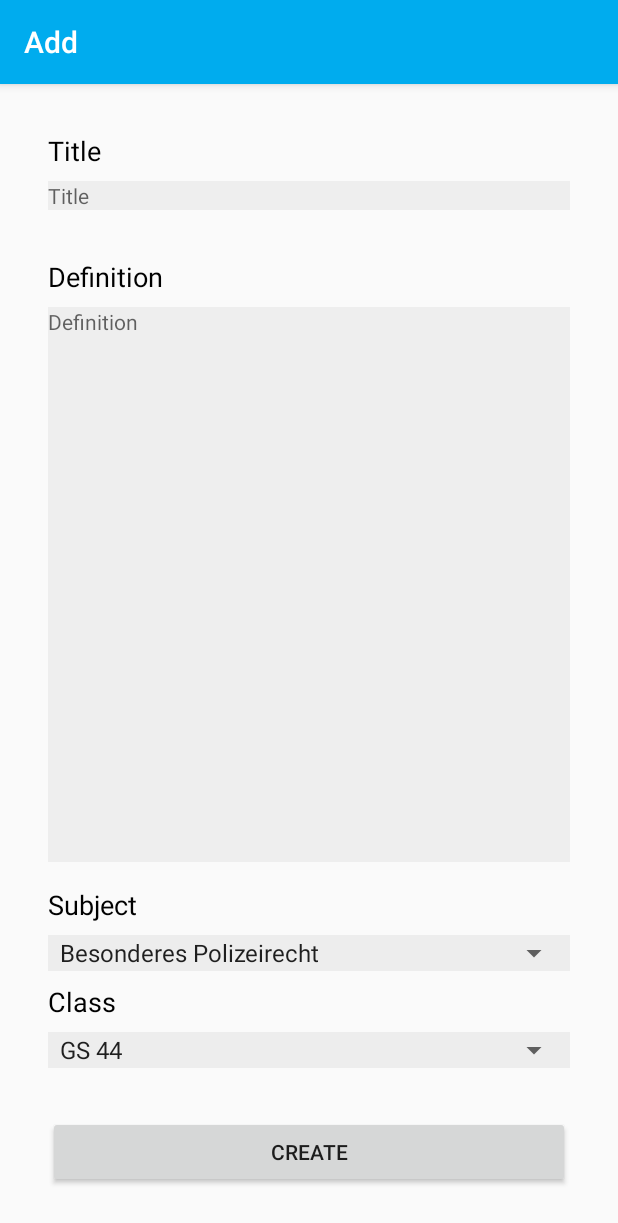
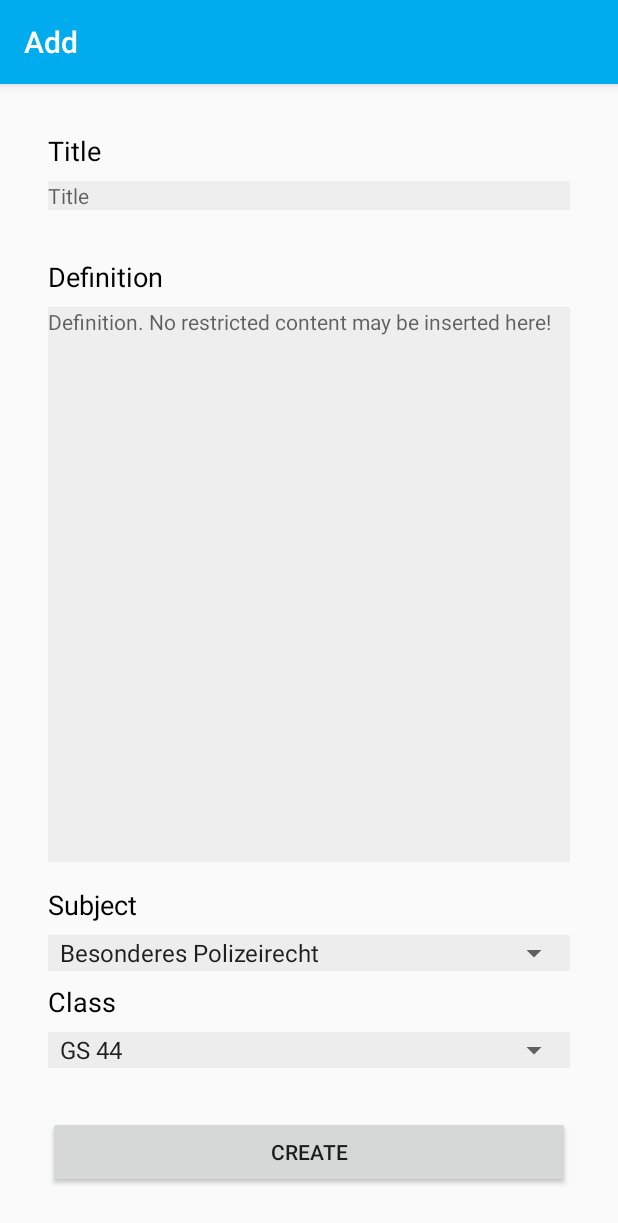
Before and after one commit to Napoletron/definitionstrainer, an Android app: the screen it shows after launch (DefinitionHinzufuegenActivity), after a tap on "CREATE", on a phone screen of 412 x 824 dp. Shown: the top 1223 px of the screen. Run offline under Robolectric (Android 15) with nearby library versions, the phone set to English and light mode, and no system bars.

Commit message:
Layout angepasst und Hinweise für VS-NfD-Inhalte hinzugefügt

```diff
--- a/app/src/main/java/deftrainer/example/definitionstrainer/Activities/MainActivity.java
+++ b/app/src/main/java/deftrainer/example/definitionstrainer/Activities/MainActivity.java
@@ -1,8 +1,10 @@
 package deftrainer.example.definitionstrainer.Activities;
 
+import androidx.appcompat.app.AlertDialog;
 import androidx.appcompat.app.AppCompatActivity;
 
 import android.content.Context;
+import android.content.DialogInterface;
 import android.content.Intent;
 import android.os.Bundle;
 import android.view.View;
@@ -34,10 +36,32 @@ public class MainActivity extends AppCompatActivity {
         initButtonSuchen();
         initButtonAbout();
 
-        // Don't change the order of the following 3 functions!
-        Settings.tryToLoadSettings(this);
-        DefinitionsManager.getDefinitionsManager().tryToLoadDefinitions(this);
-        Settings.makeUpdatesIfNecessary(this);
+        // Don't change the order of the following (3) functions!
+        Settings.tryToLoadSettings(this); // (1)
+
+        if (Settings.getSettings().getFIRST_INSTALL() || Settings.TESTING) {
+            showRestrictedContentDialog();
+        }
+
+        DefinitionsManager.getDefinitionsManager().tryToLoadDefinitions(this); // (2)
+        Settings.makeUpdatesIfNecessary(this); // (3)
+
+    }
+
+    private void showRestrictedContentDialog() {
+
+        final Context context = this;
+        AlertDialog.Builder adb = new AlertDialog.Builder(context);
+        adb.setTitle(R.string.restricted_content);
+        adb.setMessage(R.string.restricted_content_may_not_be_inserted);
+        adb.setCancelable(false);
+        adb.setPositiveButton(R.string.ok, new DialogInterface.OnClickListener() {
+            @Override
+            public void onClick(DialogInterface dialogInterface, int i) {
+                // stub
+            }
+        });
+        adb.create().show();
     }
 
     /**
--- a/app/src/main/java/deftrainer/example/definitionstrainer/model/Settings.java
+++ b/app/src/main/java/deftrainer/example/definitionstrainer/model/Settings.java
@@ -18,7 +18,7 @@ public class Settings implements Serializable {
     // YY = Feature
     // ZZ = Bug-fix
     public static final int APP_VERSION = 11300;
-    public static final boolean TESTING = false;
+    public static final boolean TESTING = true;
 
     // The value at which a definitions skill is increased or decreased if guessed correct or wrong
     private int INCREASE;
@@ -71,6 +71,10 @@ public class Settings implements Serializable {
         tryToSaveSettings(c);
     }
 
+    /*
+    Makes all necessary updates.
+    FIRST_INSTALL will be false, after this method was called.
+     */
     public static void makeUpdatesIfNecessary(Context c) {
         if (TESTING || Settings.getSettings().getVersion() < APP_VERSION && Settings.getSettings().askMeAgain()) {
 
--- a/app/src/main/res/layout/activity_abfrage.xml
+++ b/app/src/main/res/layout/activity_abfrage.xml
@@ -99,7 +99,7 @@
         <TextView
             android:id="@+id/textView_definition_name"
             android:layout_width="match_parent"
-            android:layout_height="0dp"
+            android:layout_height="wrap_content"
             android:layout_weight="1"
             android:text="@string/definition"
             android:textColor="#050505"
@@ -109,7 +109,7 @@
             android:id="@+id/scrollView2"
             android:layout_width="match_parent"
             android:layout_height="0dp"
-            android:layout_weight="10">
+            android:layout_weight="15">
 
             <LinearLayout
                 android:layout_width="match_parent"
--- a/app/src/main/res/layout/activity_definitionhinzufuegen.xml
+++ b/app/src/main/res/layout/activity_definitionhinzufuegen.xml
@@ -33,7 +33,8 @@
         android:textSize="14sp"
         app:layout_constraintEnd_toEndOf="parent"
         app:layout_constraintStart_toStartOf="@+id/textview6"
-        app:layout_constraintTop_toBottomOf="@+id/textview6" />
+        app:layout_constraintTop_toBottomOf="@+id/textview6"
+        android:importantForAutofill="no" />
 
     <TextView
         android:id="@+id/dhf_tv_defintion"
@@ -76,13 +77,14 @@
         android:background="#0C000000"
         android:ems="10"
         android:gravity="start|top"
-        android:hint="@string/definition"
+        android:hint="@string/add_definition"
         android:inputType="textMultiLine"
         android:textSize="14sp"
         app:layout_constraintBottom_toTopOf="@+id/dhf_tv_fach"
         app:layout_constraintEnd_toEndOf="@+id/dhf_et_title"
         app:layout_constraintStart_toStartOf="@+id/dhf_tv_defintion"
-        app:layout_constraintTop_toBottomOf="@+id/dhf_tv_defintion" />
+        app:layout_constraintTop_toBottomOf="@+id/dhf_tv_defintion"
+        android:importantForAutofill="no" />
 
     <Button
         android:id="@+id/dhf_b_fertig"
--- a/app/src/main/res/values/strings.xml
+++ b/app/src/main/res/values/strings.xml
@@ -60,4 +60,8 @@
     <string name="gemeistert"></string>
     <string name="you_need_to_grant_permission_to_access_the_external_storage">Can\'t Export/Import due to missing permission. Please grant the permission to access the storage.</string>
     <string name="a_picture_with_questionmarks">A picture with questionmarks on it</string>
+    <string name="add_definition">Definition. No restricted content may be inserted here!</string>
+    <string name="restricted_content">Restricted Content</string>
+    <string name="restricted_content_may_not_be_inserted">It is forbidden to store restricted content (VS-NfD) in this App!</string>
+    <string name="understood">Unterstood</string>
 </resources>
```
Also changed, not shown: app/build.gradle (+15 -10 lines), gradle/wrapper/gradle-wrapper.properties, 1 other file.
